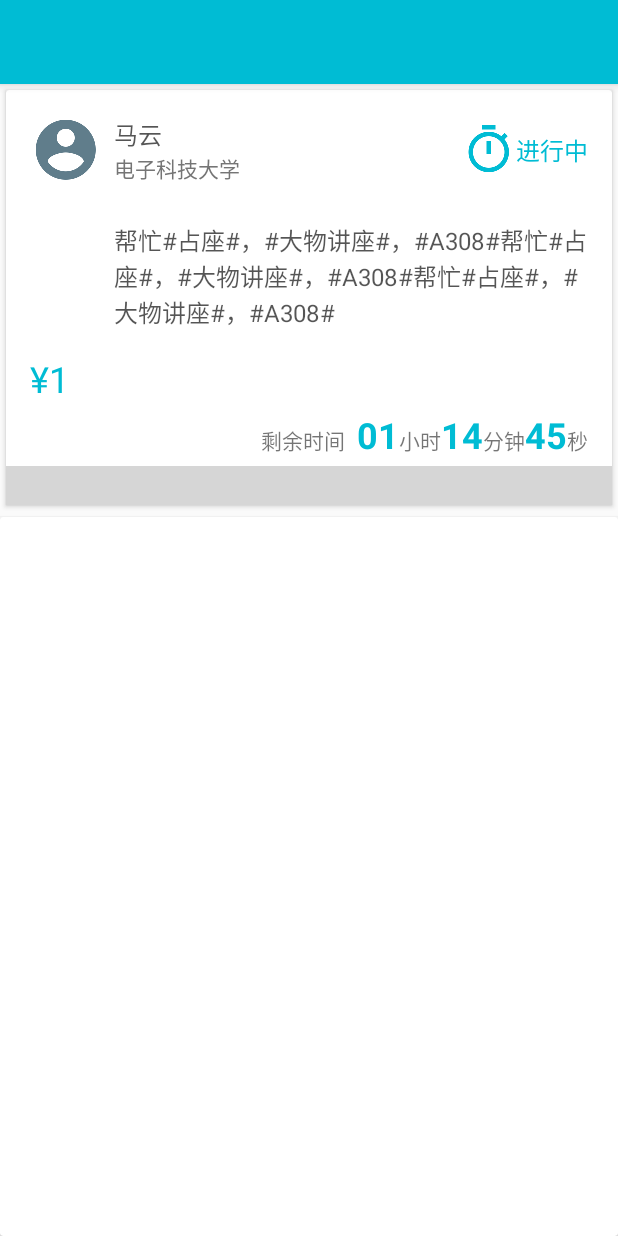
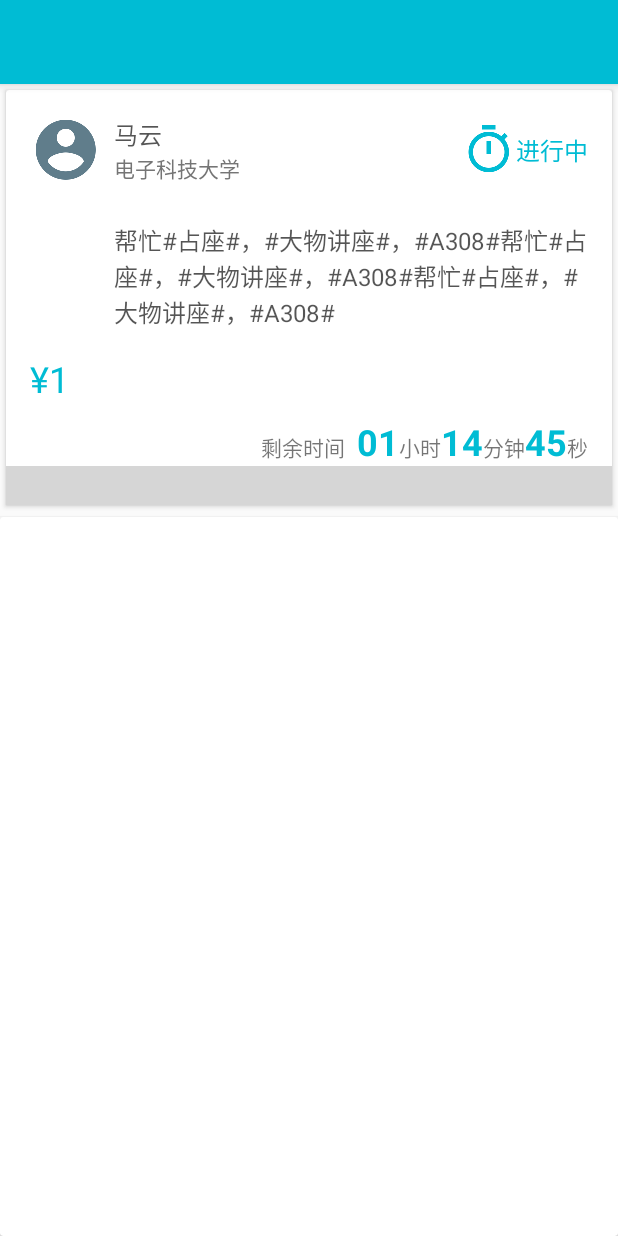
Before and after one commit to lypeer/Crowdsource, an Android app: the layout activity_requestdetailofapplicanted.xml on its own in the app's theme, with its tools: preview values and no code run, on a phone screen of 412 x 824 dp. Run offline under Robolectric (Android 15) with nearby library versions, the phone set to English and light mode, and no system bars; plain views replace ButtonFlat, SimpleDraweeView; grey boxes are pictures that could not be loaded.

Commit message:
完成全部状态转移过程，未测试

```diff
--- a/app/src/main/res/layout/activity_requestdetailofapplicanted.xml
+++ b/app/src/main/res/layout/activity_requestdetailofapplicanted.xml
@@ -116,7 +116,7 @@
                         android:layout_width="match_parent"
                         android:layout_height="wrap_content"
                         android:orientation="vertical">
-                        <LinearLayout
+                        <!--<LinearLayout
                             android:layout_width="wrap_content"
                             android:layout_height="wrap_content"
                             android:orientation="vertical">
@@ -140,7 +140,7 @@
                                     android:textColor="@color/colorPrimary"
                                     android:textSize="24sp"/>
                             </LinearLayout>
-                        </LinearLayout>
+                        </LinearLayout>-->
                         <LinearLayout
                             android:layout_width="match_parent"
                             android:layout_height="wrap_content"
@@ -149,6 +149,26 @@
                                 android:layout_width="wrap_content"
                                 android:layout_height="wrap_content"
                                 android:orientation="vertical">
+                                <LinearLayout
+                                    android:layout_width="wrap_content"
+                                    android:layout_height="wrap_content"
+                                    android:orientation="horizontal"
+                                    >
+                                    <TextView
+                                        android:layout_width="wrap_content"
+                                        android:layout_height="wrap_content"
+                                        android:text="@string/rmb"
+                                        android:textColor="@color/colorPrimary"
+                                        android:textSize="24sp"/>
+
+                                    <TextView
+                                        android:id="@+id/requestdetailofapplicanted_tv_award"
+                                        android:layout_width="wrap_content"
+                                        android:layout_height="wrap_content"
+                                        android:text="@string/test_award"
+                                        android:textColor="@color/colorPrimary"
+                                        android:textSize="24sp"/>
+                                </LinearLayout>
                                 <com.tesmple.crowdsource.view.ButtonRectangle
                                     android:id="@+id/requestdetailofapplicanted_btr_cancelapplicant"
                                     android:layout_width="wrap_content"
@@ -159,7 +179,7 @@
                             <LinearLayout
                                 android:layout_width="match_parent"
                                 android:layout_height="wrap_content"
-                                android:layout_gravity="center_vertical"
+                                android:layout_gravity="bottom"
                                 android:gravity="right">
                                 <TextView
                                     android:layout_width="wrap_content"
```
Also changed, not shown: app/src/main/java/com/tesmple/crowdsource/activity/RequestDetailOfApplicanted.java (+54 -1 lines), app/src/main/java/com/tesmple/crowdsource/activity/RequestDetailOfPublisher.java (+99 -12 lines), app/src/main/java/com/tesmple/crowdsource/adapter/ApplicantAdapter.java (+11 -3 lines), app/src/main/java/com/tesmple/crowdsource/fragment/ApplicantFragment.java (+13 -3 lines), app/src/main/res/layout/activity_requestdetailofpublisher.xml (+26 -9 lines).
